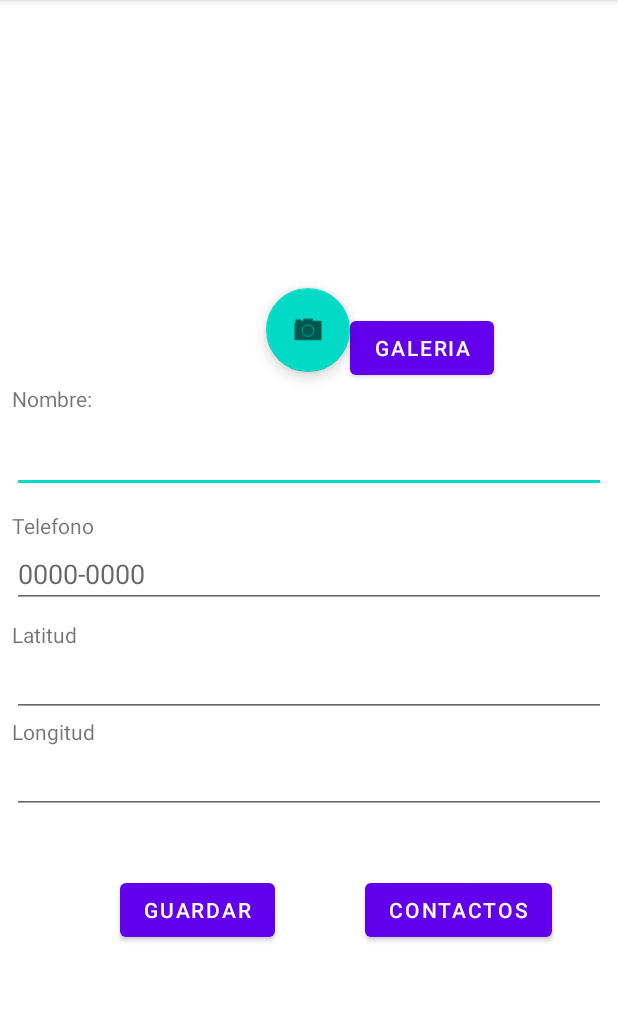
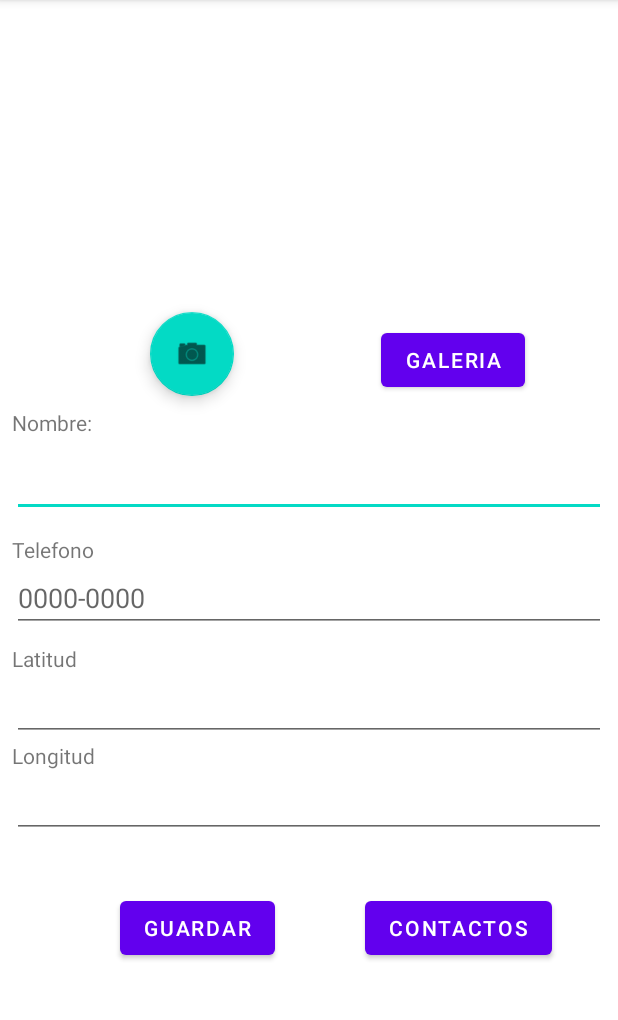
Before and after one commit to JenniferVarela/PM1ExamenGrupo2, an Android app: the screen it shows after launch (ActivityUsuario), on a phone screen of 412 x 824 dp, the part 84-1104 px from its top. Run offline under Robolectric (Android 15) with nearby library versions, the phone set to English and light mode, and no system bars; our stand-ins replace Volley; pictures from the network do not load.

Commit message:
modifique activity_usuario.xml

```diff
--- a/app/src/main/res/layout/activity_usuario.xml
+++ b/app/src/main/res/layout/activity_usuario.xml
@@ -12,6 +12,7 @@
         android:layout_height="168dp"
         android:layout_marginTop="16dp"
         app:layout_constraintEnd_toEndOf="parent"
+        app:layout_constraintHorizontal_bias="0.497"
         app:layout_constraintStart_toStartOf="parent"
         app:layout_constraintTop_toTopOf="parent"
         tools:src="@tools:sample/avatars" />
@@ -20,11 +21,10 @@
         android:id="@+id/fbtnTomarFoto"
         android:layout_width="wrap_content"
         android:layout_height="wrap_content"
-        android:layout_marginTop="8dp"
+        android:layout_marginStart="100dp"
+        android:layout_marginTop="24dp"
         android:clickable="true"
         android:src="@android:drawable/ic_menu_camera"
-        app:layout_constraintEnd_toEndOf="parent"
-        app:layout_constraintHorizontal_bias="0.498"
         app:layout_constraintStart_toStartOf="parent"
         app:layout_constraintTop_toBottomOf="@+id/imageView" />
 
@@ -158,10 +158,10 @@
         android:id="@+id/btnGaleria"
         android:layout_width="wrap_content"
         android:layout_height="wrap_content"
-        android:layout_marginTop="24dp"
+        android:layout_marginTop="32dp"
         android:text="Galeria"
         app:layout_constraintEnd_toEndOf="parent"
-        app:layout_constraintHorizontal_bias="0.0"
+        app:layout_constraintHorizontal_bias="0.611"
         app:layout_constraintStart_toEndOf="@+id/fbtnTomarFoto"
         app:layout_constraintTop_toBottomOf="@+id/imageView" />
 </androidx.constraintlayout.widget.ConstraintLayout>
```
